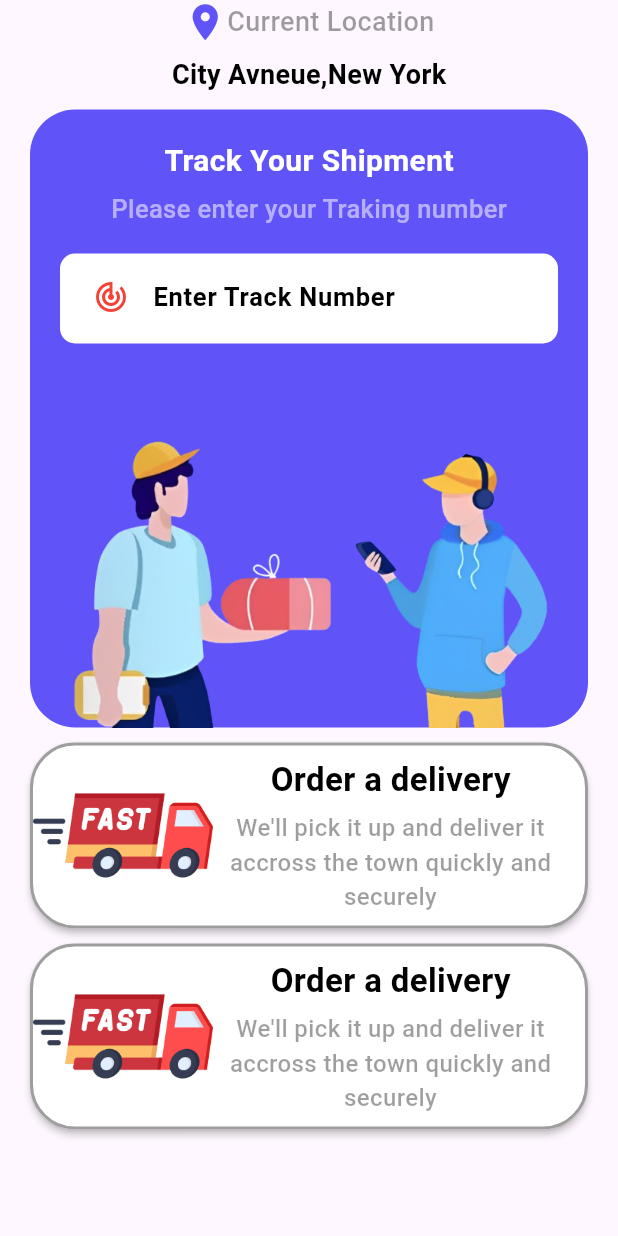
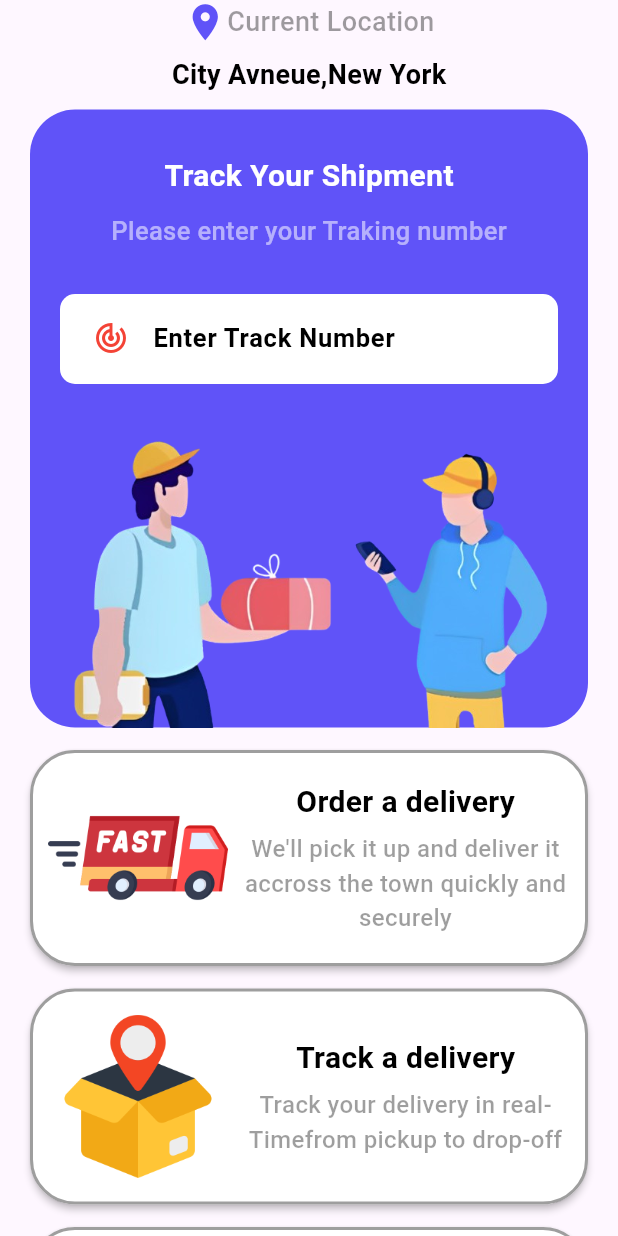
Before and after one commit to SayoojAmbady/deliverytracker, a Flutter app: the screen it shows after launch, on a phone screen of 412 x 824 dp. Run offline on Flutter 3.47's test engine with Material 3 defaults, Android fonts, the phone set to English and light mode, and no system bars.

Commit message:
New menus added

```diff
--- a/lib/pages/home.dart
+++ b/lib/pages/home.dart
@@ -59,17 +59,17 @@ class _HomeState extends State<Home> {
 
                   child: Column(
                     children: [
-                      SizedBox(height: 20),
+                      SizedBox(height: 30),
                       Text(
                         "Track Your Shipment",
                         style: AppWidget.WhiteTextfiledStyle(),
                       ),
-                      SizedBox(height: 5),
+                      SizedBox(height: 10),
                       Text(
                         "Please enter your Traking number",
                         style: AppWidget.DifferenetShadeWhiteTextfiledStyle(),
                       ),
-                      SizedBox(height: 18),
+                      SizedBox(height: 30),
                       Container(
                         padding: EdgeInsets.symmetric(
                           vertical: 5.0,
@@ -99,7 +99,7 @@ class _HomeState extends State<Home> {
                     ],
                   ),
                 ),
-                SizedBox(height: 10),
+                SizedBox(height: 15),
                 Container(
                   margin: EdgeInsets.only(left: 20, right: 20),
                   child: Material(
@@ -107,6 +107,7 @@ class _HomeState extends State<Home> {
                     borderRadius: BorderRadius.circular(30),
                     child: Container(
                       width: MediaQuery.of(context).size.width,
+                      padding: EdgeInsets.only(left: 10.0,right: 10,top: 10,bottom: 10,),
                       decoration: BoxDecoration(
                         color: Colors.white,
                         borderRadius: BorderRadius.circular(30),
@@ -126,7 +127,7 @@ class _HomeState extends State<Home> {
                             children: [
                               Text(
                                 "Order a delivery",
-                                style: AppWidget.HeadlineTextfiledStyle(22.0),
+                                style: AppWidget.HeadlineTextfiledStyle(20.0),
                               ),
                               SizedBox(height: 5.0),
                               Container(
@@ -147,7 +148,7 @@ class _HomeState extends State<Home> {
                     ),
                   ),
                 ),
-                SizedBox(height: 10),
+                SizedBox(height: 15),
                 Container(
                   margin: EdgeInsets.only(left: 20, right: 20),
                   child: Material(
@@ -155,6 +156,7 @@ class _HomeState extends State<Home> {
                     borderRadius: BorderRadius.circular(30),
                     child: Container(
                       width: MediaQuery.of(context).size.width,
+                      padding: EdgeInsets.only(left: 10.0,right: 10,top: 10,bottom: 10,),
                       decoration: BoxDecoration(
                         color: Colors.white,
                         borderRadius: BorderRadius.circular(30),
@@ -164,7 +166,7 @@ class _HomeState extends State<Home> {
 
                         children: [
                           Image.asset(
-                            "assets/images/fast-delivery.png",
+                            "assets/images/parcel.png",
                             height: 120,
                             width: 120,
                             fit: BoxFit.cover,
@@ -173,14 +175,14 @@ class _HomeState extends State<Home> {
                           Column(
                             children: [
                               Text(
-                                "Order a delivery",
-                                style: AppWidget.HeadlineTextfiledStyle(22.0),
+                                "Track a delivery",
+                                style: AppWidget.HeadlineTextfiledStyle(20.0),
                               ),
                               SizedBox(height: 5.0),
                               Container(
                                 width: MediaQuery.of(context).size.width / 1.9,
                                 child: Text(
-                                  "We'll pick it up and deliver it \naccross the town quickly and securely",
+                                  "Track your delivery in real-Timefrom pickup to drop-off",
                                   textAlign: TextAlign.center,
                                   style:
                                   AppWidget.OrderDeliverySimpleTextfiledStyle(
@@ -195,6 +197,56 @@ class _HomeState extends State<Home> {
                     ),
                   ),
                 ),
+                SizedBox(height: 15),
+                Container(
+                  margin: EdgeInsets.only(left: 20, right: 20),
+                  child: Material(
+                    elevation: 2.0,
+                    borderRadius: BorderRadius.circular(30),
+                    child: Container(
+                      width: MediaQuery.of(context).size.width,
+                      padding: EdgeInsets.only(left: 10.0,right: 10,top: 10,bottom: 10,),
+                      decoration: BoxDecoration(
+                        color: Colors.white,
+                        borderRadius: BorderRadius.circular(30),
+                        border: Border.all(color: Colors.black38, width: 2.0),
+                      ),
+                      child: Row(
+
+                        children: [
+                          Image.asset(
+                            "assets/images/delivery-bike.png",
+                            height: 100,
+                            width: 100,
+                            fit: BoxFit.cover,
+                          ),
+                          SizedBox(width: 10),
+                          Column(
+                            children: [
+                              Text(
+                                "Check delivery history",
+                                style: AppWidget.HeadlineTextfiledStyle(20.0),
+                              ),
+                              SizedBox(height: 5.0),
+                              Container(
+                                width: MediaQuery.of(context).size.width / 1.9,
+                                child: Text(
+                                  "Check your delivery history anytime to view details and stay organized",
+                                  textAlign: TextAlign.center,
+                                  style:
+                                  AppWidget.OrderDeliverySimpleTextfiledStyle(
+                                    16.0,
+                                  ),
+                                ),
+                              ),
+                            ],
+                          ),
+                        ],
+                      ),
+                    ),
+                  ),
+                ),
+
               ],
             ),
           ),
```
